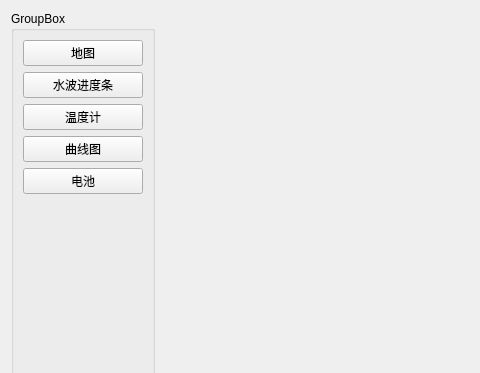
Old version of the form QtSmallProject/widget.ui in the repository Cgf1020/QtExample; both pictures show x 0 to 480 and y 0 to 373 of the 1305 by 846 pixel window.
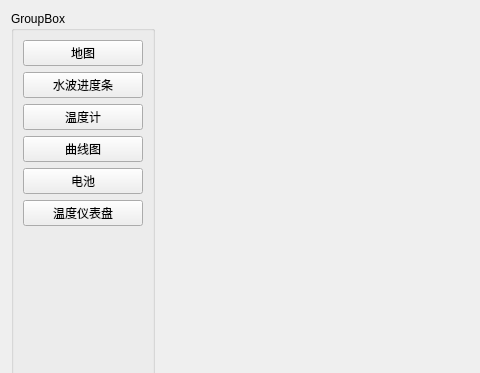
New version of the form. The open tabs and pages were chosen to show the change.

Commit message: 增加仪表盘控件

The edit to the form file:
```diff
--- a/QtSmallProject/widget.ui
+++ b/QtSmallProject/widget.ui
@@ -63,6 +63,13 @@
           </property>
          </widget>
         </item>
+        <item>
+         <widget class="QPushButton" name="wendu_dashboard_btn">
+          <property name="text">
+           <string>温度仪表盘</string>
+          </property>
+         </widget>
+        </item>
         <item>
          <spacer name="verticalSpacer">
           <property name="orientation">
```
Left out of the diff: 3 changed lines with no effect on the pictures. The commit also changes 12 other files.
